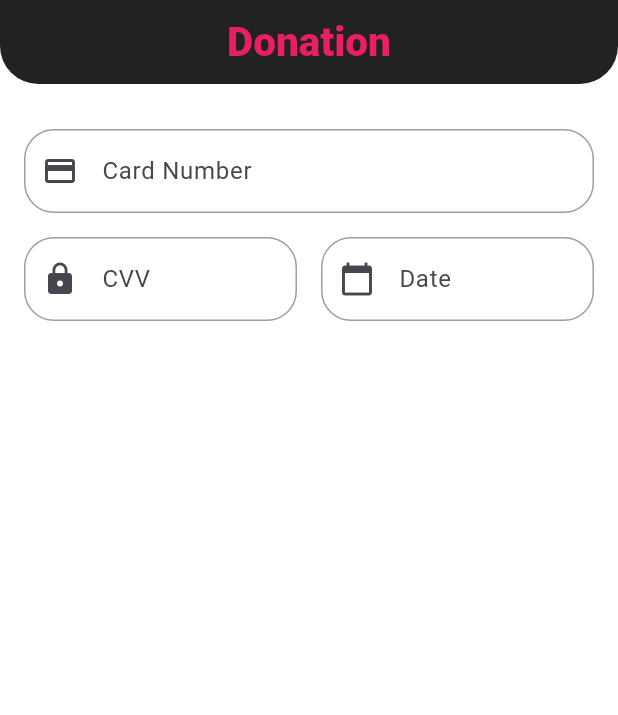
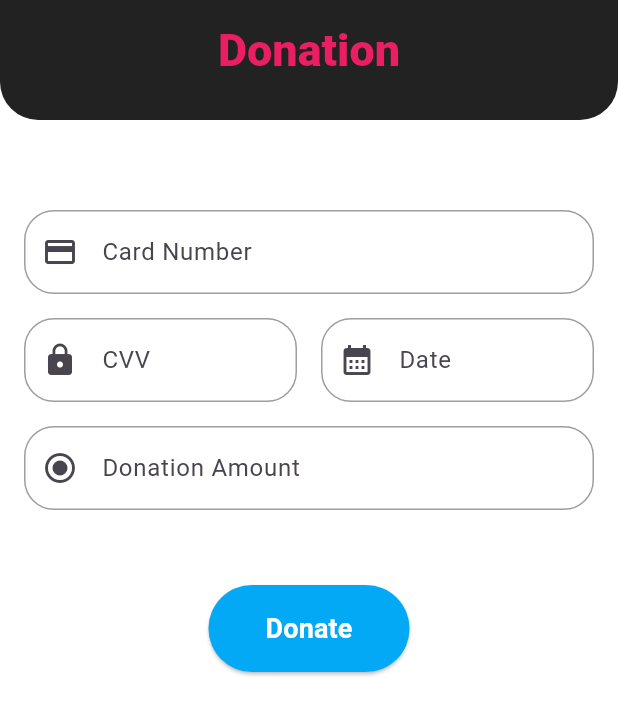
Before and after one commit to safakelkit/loaf-donate-solution-challenge, a Flutter app: the screen it shows after launch, on a phone screen of 412 x 824 dp. Shown: the top 715 px of the screen. Run offline on Flutter 3.47's test engine with Material 3 defaults, Android fonts, the phone set to English and light mode, and no system bars.

Commit message:
Card Page ver2

```diff
--- a/lib/main.dart
+++ b/lib/main.dart
@@ -2,7 +2,7 @@ import 'package:flutter/material.dart';
 import 'screens/card_page/card_page.dart';
 
 void main(){
-  runApp(Donation());
+  runApp(const Donation());
 }
 
 class Donation extends StatelessWidget {
@@ -10,7 +10,7 @@ class Donation extends StatelessWidget {
 
   @override
   Widget build(BuildContext context) {
-    return MaterialApp(
+    return const MaterialApp(
       title: 'Donation',
       home: CardPage()
     );
--- a/lib/screens/card_page/card_page.dart
+++ b/lib/screens/card_page/card_page.dart
@@ -1,5 +1,3 @@
-import 'dart:ui';
-
 import 'package:flutter/material.dart';
 import 'package:flutter/services.dart';
 import 'package:sc/screens/card_page/constains.dart';
@@ -12,23 +10,27 @@ class CardPage extends StatefulWidget {
 }
 
 class _CardPageState extends State<CardPage> {
+
+  TextEditingController donationAmountbyUser = TextEditingController();
   @override
   Widget build(BuildContext context) {
     return Scaffold(
       backgroundColor: Colors.white,
       appBar: AppBar(
         backgroundColor: Colors.black87,
-        title: Center(
+        title: const Center(
           child: Text(
             "Donation",
             style: TextStyle(
               color: Colors.pink,
               fontWeight: FontWeight.w900,
-              fontSize: 27.0,
+              fontSize: 30.0,
+              height: -0.4,
             ),
           ),
         ),
-        shape: RoundedRectangleBorder(
+        toolbarHeight: 80.0,
+        shape: const RoundedRectangleBorder(
           borderRadius: BorderRadius.vertical(
             bottom: Radius.circular(25.5),
           )
@@ -41,6 +43,7 @@ class _CardPageState extends State<CardPage> {
             Form(
               child: Column(
                 children: [
+                  const SizedBox(height: 30.0,),
                   TextFormField(
                     keyboardType: TextInputType.number,
                     inputFormatters: [
@@ -54,14 +57,15 @@ class _CardPageState extends State<CardPage> {
                         borderSide: const BorderSide(color: Colors.grey),
                         borderRadius: BorderRadius.circular(20),
                       ),
-                      prefixIcon: Padding(
-                        padding: const EdgeInsets.symmetric(vertical: 10.0),
+                      prefixIcon: const Padding(
+                        padding: EdgeInsets.symmetric(vertical: 10.0),
                         child: Icon(Icons.credit_card),
                       ),
                     ),
                   ),
 
-                  SizedBox(height: 16.0,),
+                  const SizedBox(height: 16.0,),
+
                   Row(
                     children: [
                       Expanded(
@@ -77,14 +81,16 @@ class _CardPageState extends State<CardPage> {
                               borderSide: const BorderSide(color: Colors.grey),
                               borderRadius: BorderRadius.circular(20),
                             ),
-                            prefixIcon: Padding(
-                              padding: const EdgeInsets.symmetric(vertical: 10.0),
+                            prefixIcon: const Padding(
+                              padding: EdgeInsets.symmetric(vertical: 10.0),
                               child: Icon(Icons.lock),
                             )
                           ),
                         )
                       ),
-                      SizedBox(width: 16.0,),
+
+                      const SizedBox(width: 16.0,),
+
                       Expanded(
                         child: TextFormField(
                           keyboardType: TextInputType.number,
@@ -99,15 +105,82 @@ class _CardPageState extends State<CardPage> {
                               borderSide: const BorderSide(color: Colors.grey),
                               borderRadius: BorderRadius.circular(20),
                             ),
-                            prefixIcon: Padding(
-                              padding: const EdgeInsets.symmetric(vertical:10.0),
-                              child: Icon(Icons.calendar_today),
+                            prefixIcon: const Padding(
+                              padding: EdgeInsets.symmetric(vertical: 10.0),
+                              child: Icon(Icons.calendar_month),
                             )
                           ),
-                        )
+                        ),
                       )
                     ],
-                  )
+                  ),
+
+                  const SizedBox(height: 16.0,),
+
+                  TextFormField(
+                    keyboardType: TextInputType.number,
+                    inputFormatters: [
+                      FilteringTextInputFormatter.digitsOnly,
+                      LengthLimitingTextInputFormatter(9),
+                    ],
+                    controller: donationAmountbyUser,
+                    decoration: InputDecoration(
+                      hintText: "Donation Amount",
+                      enabledBorder: OutlineInputBorder(
+                        borderSide: const BorderSide(color: Colors.grey),
+                        borderRadius: BorderRadius.circular(20),
+                      ),
+                      prefixIcon: const Padding(
+                        padding: EdgeInsets.symmetric(vertical: 10.0),
+                        child: Icon(Icons.radio_button_checked),
+                      )
+                    ),
+                  ),
+
+                  const SizedBox(height: 50.0,),
+
+                  ElevatedButton(
+                    onPressed: (){
+                      String donationAmount = donationAmountbyUser.text.trim();
+                      if(donationAmount.isNotEmpty){
+                        showDialog(
+                          context: context,
+                          builder: (BuildContext context){
+                            return AlertDialog(
+                              title: const Text("Donation Successful!"),
+                              content: Text(
+                                "The Donation Amount is: $donationAmount\$\nThanks for Donation!",
+                                style: const TextStyle(
+                                  fontSize: 17.0,
+                                ),
+                              ),
+                              contentPadding: const EdgeInsets.only(left: 28.0, top: 22.0, right: 28.0),
+                              actions: [
+                                TextButton(
+                                  onPressed: (){
+                                    Navigator.of(context).pop();
+                                  },
+                                  child: const Text("Ok"),
+                                )
+                              ],
+                            );
+                          }
+                        );
+                      }
+                    },
+                    style: ElevatedButton.styleFrom(
+                      backgroundColor: Colors.lightBlue,
+                      foregroundColor: Colors.white,
+                      padding: const EdgeInsets.symmetric(horizontal: 38, vertical: 16),
+                    ),
+                    child: const Text(
+                      "Donate",
+                      style: TextStyle(
+                        fontSize: 18.0,
+                        fontWeight: FontWeight.w700,
+                      ),
+                      ),
+                  ),
                 ],
               ),
             )
```
Also changed, not shown: assets/images/cvv.png (added).
